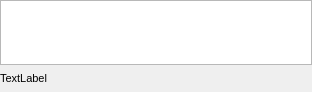
Above: forms/NoteWidget.ui from myFavShrimp/myFavNotes before the change. Below: the same form after it.
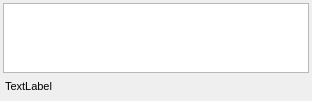
That is the form after the change. Icons and pictures are not drawn.

Patch:
```diff
--- a/forms/NoteWidget.ui
+++ b/forms/NoteWidget.ui
@@ -13,7 +13,7 @@
   <property name="maximumSize">
    <size>
     <width>16777215</width>
-    <height>92</height>
+    <height>16777215</height>
    </size>
   </property>
   <property name="windowTitle">
@@ -24,29 +24,29 @@
     <number>2</number>
    </property>
    <property name="leftMargin">
-    <number>0</number>
+    <number>3</number>
    </property>
    <property name="topMargin">
-    <number>0</number>
+    <number>3</number>
    </property>
    <property name="rightMargin">
-    <number>0</number>
+    <number>3</number>
    </property>
    <property name="bottomMargin">
-    <number>0</number>
+    <number>3</number>
    </property>
    <item>
     <widget class="QPlainTextEdit" name="plainTextEditNote">
      <property name="minimumSize">
       <size>
        <width>0</width>
-       <height>65</height>
+       <height>0</height>
       </size>
      </property>
      <property name="maximumSize">
       <size>
        <width>16777215</width>
-       <height>65</height>
+       <height>16777215</height>
       </size>
      </property>
      <property name="verticalScrollBarPolicy">
@@ -63,10 +63,10 @@
       <number>2</number>
      </property>
      <property name="leftMargin">
-      <number>0</number>
+      <number>2</number>
      </property>
      <property name="rightMargin">
-      <number>5</number>
+      <number>0</number>
      </property>
      <item>
       <widget class="QLabel" name="labelTimestamp">
```
